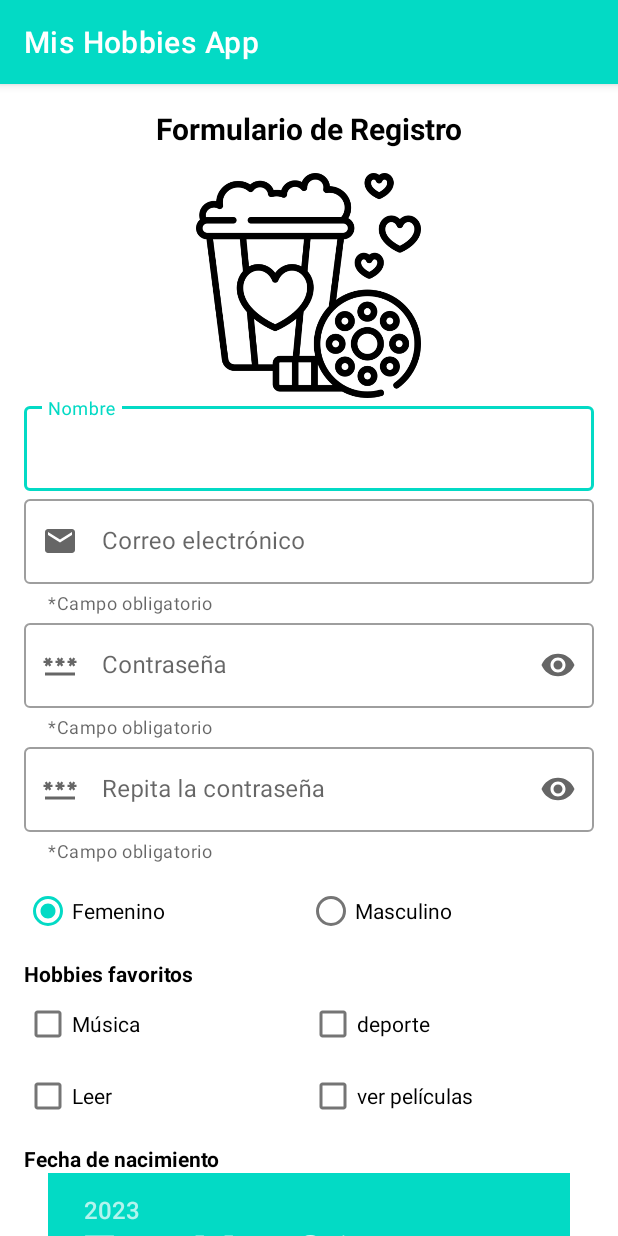
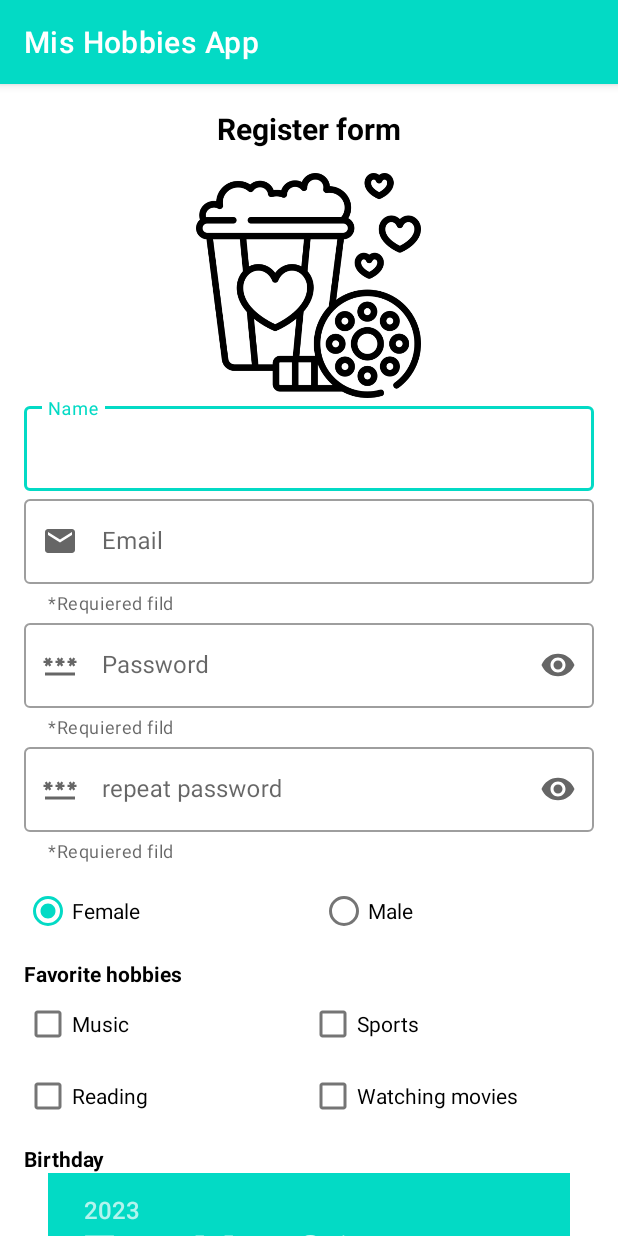
Before and after one commit to yesikamilena/Practica-1-y-2-Interfaces-de-Usuario-Punto-2, an Android app: the screen it shows after launch (SignUpActivity), on a phone screen of 412 x 824 dp. Run offline under Robolectric (Android 15) with nearby library versions, the phone set to English and light mode, and no system bars.

Commit message:
Con dos lenguajes

```diff
--- a/app/src/main/res/values/strings.xml
+++ b/app/src/main/res/values/strings.xml
@@ -1,40 +1,40 @@
 <resources>
     <string name="app_name">Mis Hobbies App</string>
-    <string name="form_reg">Formulario de Registro</string>
-    <string name="name">Nombre</string>
-    <string name="email">Correo electrónico</string>
-    <string name="password">Contraseña</string>
-    <string name="rep_password">Repita la contraseña</string>
-    <string name="requiered_film">*Campo obligatorio</string>
-    <string name="register">Registrar</string>
-    <string name="info">info</string>
-    <string name="female">Femenino</string>
-    <string name="male">Masculino</string>
-    <string name="action">Acción</string>
-    <string name="adventure">Aventura</string>
-    <string name="comic">Humor</string>
-    <string name="suspence">Suspenso</string>
+    <string name="form_reg">Register form</string>
+    <string name="name">Name</string>
+    <string name="email">Email</string>
+    <string name="password">Password</string>
+    <string name="rep_password">repeat password</string>
+    <string name="requiered_film">*Requiered fild</string>
+    <string name="register">Register</string>
+    <string name="info">Info</string>
+    <string name="female">Female</string>
+    <string name="male">Male</string>
+    <string name="action">Action</string>
+    <string name="adventure">Adventure</string>
+    <string name="comic">Comic</string>
+    <string name="suspence">Suspence</string>
     <string name="terror">Terror</string>
-    <string name="love">Romántico</string>
-    <string name="genre_favorites">Géneros favoritos</string>
+    <string name="love">Love</string>
+    <string name="genre_favorites">Favorite genres</string>
     <string name="title_activity_splash">SplashActivity</string>
     <string name="dummy_button">Dummy Button</string>
     <string name="dummy_content">DUMMY\nCONTENT</string>
-    <string name="favorites_hobbies">Hobbies favoritos</string>
-    <string name="music">Música</string>
-    <string name="sport">deporte</string>
-    <string name="dance">baile</string>
-    <string name="watching_movies">ver películas</string>
-    <string name="reading">Leer</string>
-    <string name="birthday">Fecha de nacimiento</string>
-    <string name="birthplace">Lugar de nacimiento</string>
+    <string name="favorites_hobbies">Favorite hobbies</string>
+    <string name="music">Music</string>
+    <string name="sport">Sports</string>
+    <string name="dance">Dance</string>
+    <string name="watching_movies">Watching movies</string>
+    <string name="reading">Reading</string>
+    <string name="birthday">Birthday</string>
+    <string name="birthplace">Birthplace</string>
 
     <string-array name= "combo_cities">
-        <item>Bogotá</item>
-        <item>Medellín</item>
-        <item>Barranquilla</item>
-        <item>Cali</item>
-        <item>Pasto</item>
+        <item>New York</item>
+        <item>Washington D.C.</item>
+        <item>Los Ángeles</item>
+        <item>Chicago</item>
+        <item>Houston</item>
 
     </string-array>
 </resources>
```
Also changed, not shown: 2 other files.
